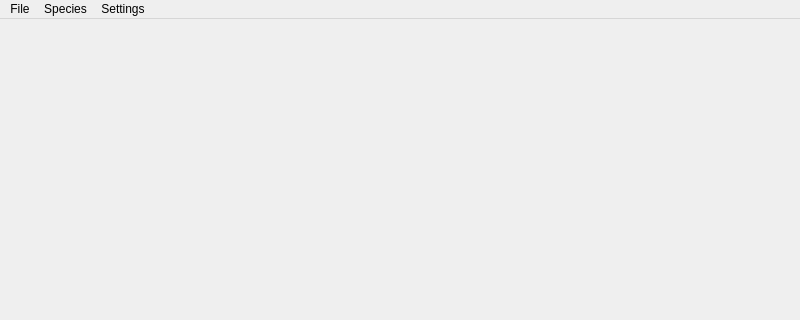
beubetMCTX/dpm_manager, file src/app/mainwindow.ui: the form before one commit; both pictures show x 0 to 800 and y 0 to 320 of the 800 by 600 pixel window.
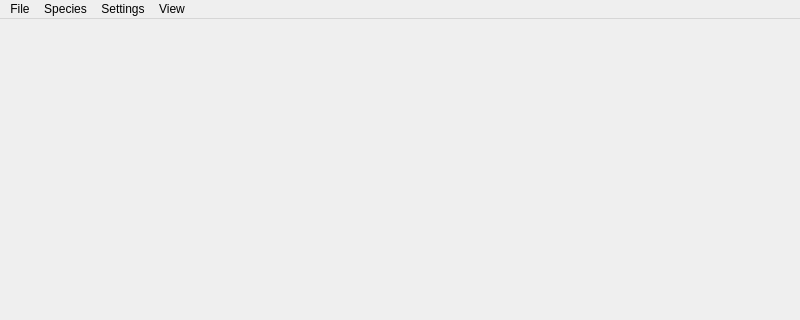
The form after the commit.

Commit message: feat: add dock panel view menu

The edit to the form file:
```diff
--- a/src/app/mainwindow.ui
+++ b/src/app/mainwindow.ui
@@ -48,9 +48,17 @@
     <addaction name="actionUnit_of_Measurement"/>
     <addaction name="actionLanguage"/>
    </widget>
+   <widget class="QMenu" name="menuView">
+    <property name="title">
+     <string>View</string>
+    </property>
+    <addaction name="actionObjects"/>
+    <addaction name="actionReference_Geometry"/>
+   </widget>
    <addaction name="menureaddile"/>
    <addaction name="menuSpecies"/>
    <addaction name="menuSettings"/>
+   <addaction name="menuView"/>
   </widget>
   <widget class="QStatusBar" name="statusbar"/>
   <action name="actionRead">
```
Left out of the diff: 12 changed lines with no effect on the pictures. The commit also changes 1 other file.
